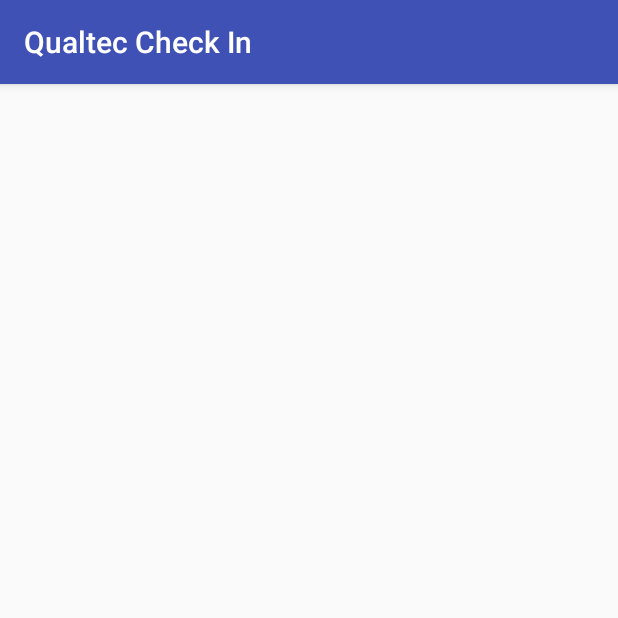
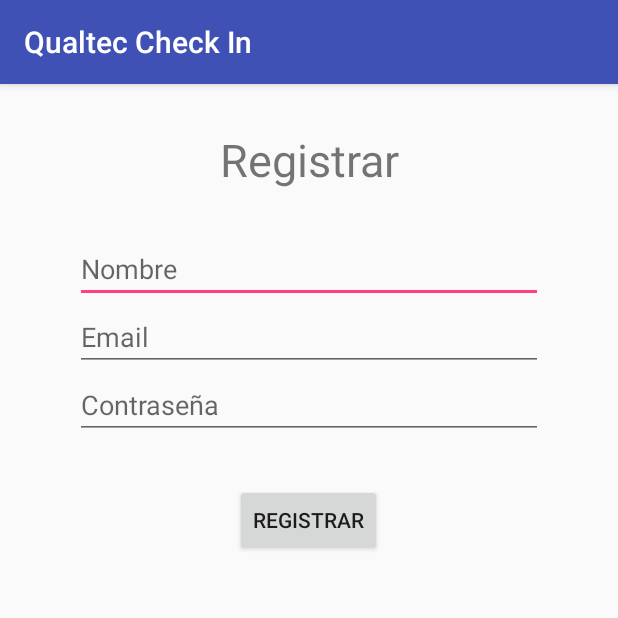
Before and after one commit to Loptt/remote-checkin-app, an Android app: the RegisterActivity screen opened directly, with no data from a screen before it, on a phone screen of 412 x 824 dp, the top half of it. Run offline under Robolectric (Android 15) with nearby library versions, the phone set to English and light mode, and no system bars; our stand-ins replace Firebase (no records; nobody signed in at launch, a user with empty details on screens opened directly).

Commit message:
Changed ids

```diff
--- a/QualtecCheckIn/app/src/main/java/com/carlos/qualteccheckin/CheckInActivity.java
+++ b/QualtecCheckIn/app/src/main/java/com/carlos/qualteccheckin/CheckInActivity.java
@@ -60,6 +60,7 @@ public class CheckInActivity extends AppCompatActivity{
                 }
                 else {
                     //User not correctly authenticated
+                    Toast.makeText(CheckInActivity.this, "Error de autenticacion", Toast.LENGTH_SHORT).show();
                 }
             }
         });
@@ -70,8 +71,10 @@ public class CheckInActivity extends AppCompatActivity{
                 if (user != null) {
                     Toast.makeText(CheckInActivity.this, "Salida", Toast.LENGTH_SHORT).show();
                     sendEmail("Saliendo");
-                } else {
+                }
+                else {
                     //User not correctly authenticated
+                    Toast.makeText(CheckInActivity.this, "Error de autenticacion", Toast.LENGTH_SHORT).show();
                 }
             }
         });
--- a/QualtecCheckIn/app/src/main/java/com/carlos/qualteccheckin/RegisterActivity.java
+++ b/QualtecCheckIn/app/src/main/java/com/carlos/qualteccheckin/RegisterActivity.java
@@ -1,15 +1,67 @@
 package com.carlos.qualteccheckin;
 
+import android.support.annotation.NonNull;
 import android.support.v7.app.AppCompatActivity;
 import android.os.Bundle;
+import android.view.View;
+import android.widget.Button;
+import android.widget.EditText;
+
+import com.google.android.gms.tasks.OnCompleteListener;
+import com.google.android.gms.tasks.Task;
+import com.google.firebase.auth.AuthResult;
+import com.google.firebase.auth.FirebaseAuth;
+import com.google.firebase.auth.FirebaseUser;
+import com.google.firebase.auth.UserProfileChangeRequest;
 
 public class RegisterActivity extends AppCompatActivity {
+
+    private Button registerButton;
+    private EditText nameEditText;
+    private EditText emailEditText;
+    private EditText passwordEditText;
+
+    FirebaseAuth firebaseAuth;
 
     @Override
     protected void onCreate(Bundle savedInstanceState) {
         super.onCreate(savedInstanceState);
         setContentView(R.layout.activity_register);
 
+        firebaseAuth = FirebaseAuth.getInstance();
 
+        registerButton = (Button) findViewById(R.id.register_register_button);
+
+        nameEditText = (EditText)  findViewById(R.id.register_name);
+        emailEditText = (EditText)  findViewById(R.id.register_email);
+        passwordEditText = (EditText)  findViewById(R.id.register_password);
+
+        registerButton.setOnClickListener(new View.OnClickListener() {
+            @Override
+            public void onClick(View view) {
+                register();
+            }
+        });
+    }
+
+    private void register() {
+        String name = nameEditText.getText().toString().trim();
+        String email = emailEditText.getText().toString().trim();
+        String password = passwordEditText.getText().toString().trim();
+
+        firebaseAuth.createUserWithEmailAndPassword(email, password)
+                .addOnCompleteListener(this, new OnCompleteListener<AuthResult>() {
+            @Override
+            public void onComplete(@NonNull Task<AuthResult> task) {
+                if (task.isSuccessful()) {
+                    //Successful registration
+                    FirebaseUser user = firebaseAuth.getCurrentUser();
+
+                }
+                else {
+                    //Failed registration
+                }
+            }
+        });
     }
 }
--- a/QualtecCheckIn/app/src/main/res/layout/activity_main.xml
+++ b/QualtecCheckIn/app/src/main/res/layout/activity_main.xml
@@ -17,9 +17,9 @@
 
 
     <EditText
-        android:hint="@string/user"
+        android:hint="@string/email"
         android:inputType="textEmailAddress"
-        android:id="@+id/main_username"
+        android:id="@+id/main_email"
         android:layout_width="match_parent"
         android:layout_height="wrap_content"
         android:layout_marginHorizontal="50dp"/>
--- a/QualtecCheckIn/app/src/main/res/layout/activity_register.xml
+++ b/QualtecCheckIn/app/src/main/res/layout/activity_register.xml
@@ -2,8 +2,51 @@
 <LinearLayout xmlns:android="http://schemas.android.com/apk/res/android"
     xmlns:app="http://schemas.android.com/apk/res-auto"
     xmlns:tools="http://schemas.android.com/tools"
+    android:orientation="vertical"
     android:layout_width="match_parent"
     android:layout_height="match_parent"
     tools:context=".RegisterActivity">
 
+    <TextView
+        android:layout_width="match_parent"
+        android:layout_height="wrap_content"
+        android:text="@string/register"
+        android:padding="30dp"
+        android:textSize="30dp"
+        android:gravity="center"/>
+
+    <EditText
+        android:hint="@string/name"
+        android:inputType="textEmailAddress"
+        android:id="@+id/register_name"
+        android:layout_width="match_parent"
+        android:layout_height="wrap_content"
+        android:layout_marginHorizontal="50dp"/>
+
+    <EditText
+        android:hint="@string/email"
+        android:inputType="textEmailAddress"
+        android:id="@+id/register_email"
+        android:layout_width="match_parent"
+        android:layout_height="wrap_content"
+        android:layout_marginHorizontal="50dp"/>
+
+
+    <EditText
+        android:hint="@string/password"
+        android:inputType="textPassword"
+        android:id="@+id/register_password"
+        android:layout_width="match_parent"
+        android:layout_height="wrap_content"
+        android:layout_marginHorizontal="50dp"/>
+
+
+    <Button
+        android:id="@+id/register_register_button"
+        android:layout_width="wrap_content"
+        android:layout_height="wrap_content"
+        android:layout_gravity="center_horizontal"
+        android:layout_marginTop="30dp"
+        android:text="Registrar"/>
+
 </LinearLayout>
--- a/QualtecCheckIn/app/src/main/res/values/strings.xml
+++ b/QualtecCheckIn/app/src/main/res/values/strings.xml
@@ -1,7 +1,9 @@
 <resources>
     <string name="app_name">Qualtec Check In</string>
     <string name="login">Login</string>
-    <string name="user">Usuario</string>
+    <string name="register">Registrar</string>
+    <string name="email">Email</string>
+    <string name="name">Nombre</string>
     <string name="password">Contraseña</string>
     <string name="enter">Entrar</string>
     <string name="exit">Salir</string>
```
Also changed, not shown: QualtecCheckIn/app/src/main/java/com/carlos/qualteccheckin/MainActivity.java (+5 -5 lines).
